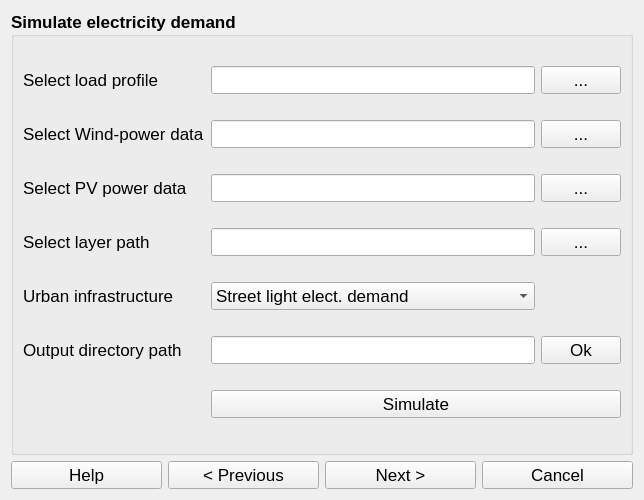
Before: the Qt Designer form flexigis/simulate.ui in FlexiGIS/FlexiGIS-plugin, drawn with Qt 5.
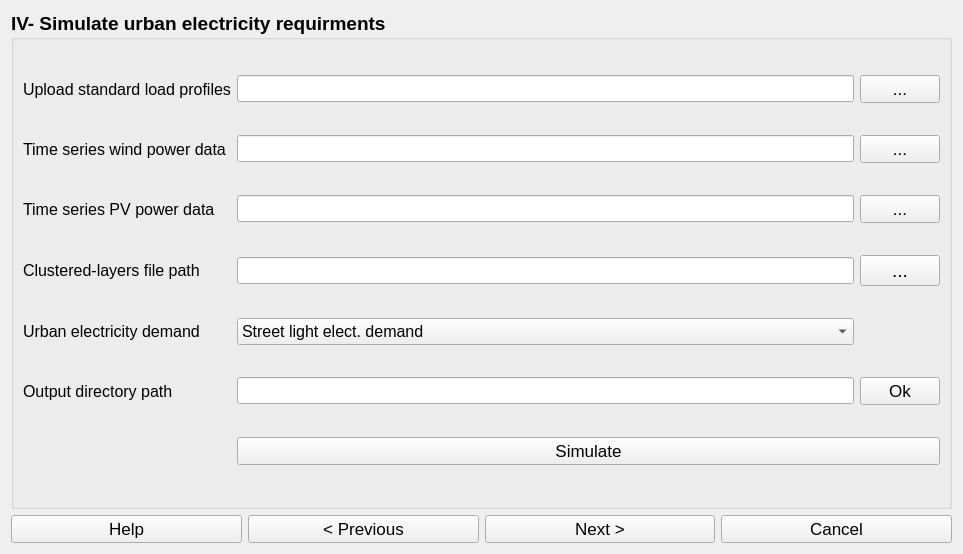
After: the same form once the commit is applied.

Patch:
```diff
--- a/flexigis/simulate.ui
+++ b/flexigis/simulate.ui
@@ -6,8 +6,8 @@
    <rect>
     <x>0</x>
     <y>0</y>
-    <width>644</width>
-    <height>500</height>
+    <width>963</width>
+    <height>554</height>
    </rect>
   </property>
   <property name="windowTitle">
@@ -66,13 +66,13 @@
     <widget class="QGroupBox" name="groupBox">
      <property name="font">
       <font>
-       <pointsize>13</pointsize>
+       <pointsize>14</pointsize>
        <weight>75</weight>
        <bold>true</bold>
       </font>
      </property>
      <property name="title">
-      <string>Simulate electricity demand</string>
+      <string>IV- Simulate urban electricity requirments</string>
      </property>
      <layout class="QGridLayout" name="gridLayout_2">
       <item row="5" column="2">
@@ -93,7 +93,7 @@
        <widget class="QComboBox" name="comboBox1_3">
         <property name="font">
          <font>
-          <pointsize>13</pointsize>
+          <pointsize>12</pointsize>
           <weight>50</weight>
           <bold>false</bold>
          </font>
@@ -114,13 +114,13 @@
        <widget class="QLabel" name="label_4">
         <property name="font">
          <font>
-          <pointsize>13</pointsize>
+          <pointsize>12</pointsize>
           <weight>50</weight>
           <bold>false</bold>
          </font>
         </property>
         <property name="text">
-         <string>Urban infrastructure</string>
+         <string>Urban electricity demand</string>
         </property>
        </widget>
       </item>
@@ -128,7 +128,7 @@
        <widget class="QLineEdit" name="lineEdit4_3">
         <property name="font">
          <font>
-          <pointsize>13</pointsize>
+          <pointsize>12</pointsize>
           <weight>50</weight>
           <bold>false</bold>
          </font>
@@ -139,7 +139,7 @@
        <widget class="QLineEdit" name="lineEdit2_3">
         <property name="font">
          <font>
-          <pointsize>13</pointsize>
+          <pointsize>12</pointsize>
           <weight>50</weight>
           <bold>false</bold>
          </font>
@@ -150,13 +150,13 @@
        <widget class="QLabel" name="label_2">
         <property name="font">
          <font>
-          <pointsize>13</pointsize>
+          <pointsize>12</pointsize>
           <weight>50</weight>
           <bold>false</bold>
          </font>
         </property>
         <property name="text">
-         <string>Select Wind-power data</string>
+         <string>Time series wind power data</string>
         </property>
        </widget>
       </item>
@@ -178,13 +178,13 @@
        <widget class="QLabel" name="label">
         <property name="font">
          <font>
-          <pointsize>13</pointsize>
+          <pointsize>12</pointsize>
           <weight>50</weight>
           <bold>false</bold>
          </font>
         </property>
         <property name="text">
-         <string>Select load profile</string>
+         <string>Upload standard load profiles</string>
         </property>
        </widget>
       </item>
@@ -192,7 +192,7 @@
        <widget class="QLineEdit" name="lineEdit3_3">
         <property name="font">
          <font>
-          <pointsize>13</pointsize>
+          <pointsize>12</pointsize>
           <weight>50</weight>
           <bold>false</bold>
          </font>
@@ -203,7 +203,7 @@
        <widget class="QLineEdit" name="lineEdit1_3">
         <property name="font">
          <font>
-          <pointsize>13</pointsize>
+          <pointsize>12</pointsize>
           <weight>50</weight>
           <bold>false</bold>
          </font>
@@ -242,13 +242,13 @@
        <widget class="QLabel" name="label_3">
         <property name="font">
          <font>
-          <pointsize>13</pointsize>
+          <pointsize>12</pointsize>
           <weight>50</weight>
           <bold>false</bold>
          </font>
         </property>
         <property name="text">
-         <string>Select PV power data</string>
+         <string>Time series PV power data</string>
         </property>
        </widget>
       </item>
@@ -270,7 +270,7 @@
        <widget class="QLabel" name="label_5">
         <property name="font">
          <font>
-          <pointsize>13</pointsize>
+          <pointsize>12</pointsize>
           <weight>50</weight>
           <bold>false</bold>
          </font>
@@ -297,6 +297,7 @@
        <widget class="QLineEdit" name="lineEdit5_3">
         <property name="font">
          <font>
+          <pointsize>12</pointsize>
           <weight>50</weight>
           <bold>false</bold>
          </font>
@@ -307,12 +308,13 @@
        <widget class="QLabel" name="label_6">
         <property name="font">
          <font>
+          <pointsize>12</pointsize>
           <weight>50</weight>
           <bold>false</bold>
          </font>
         </property>
         <property name="text">
-         <string>Select layer path</string>
+         <string>Clustered-layers file path</string>
         </property>
        </widget>
       </item>
```
